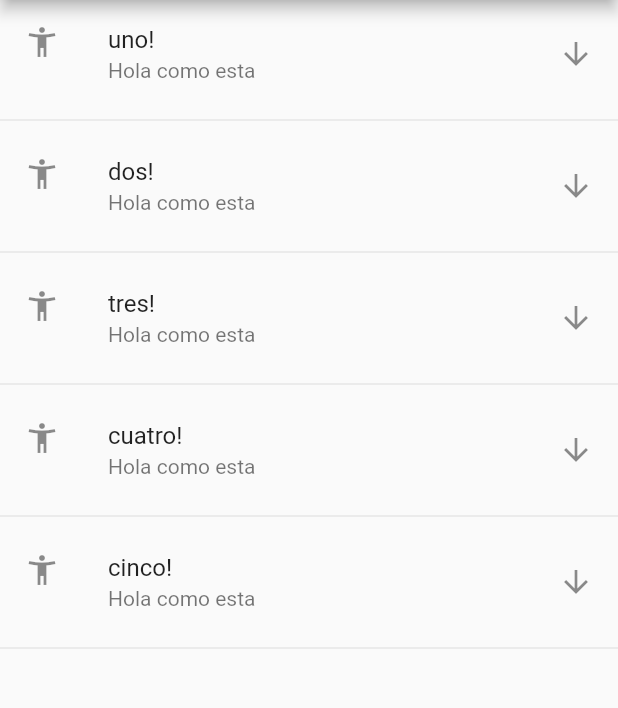
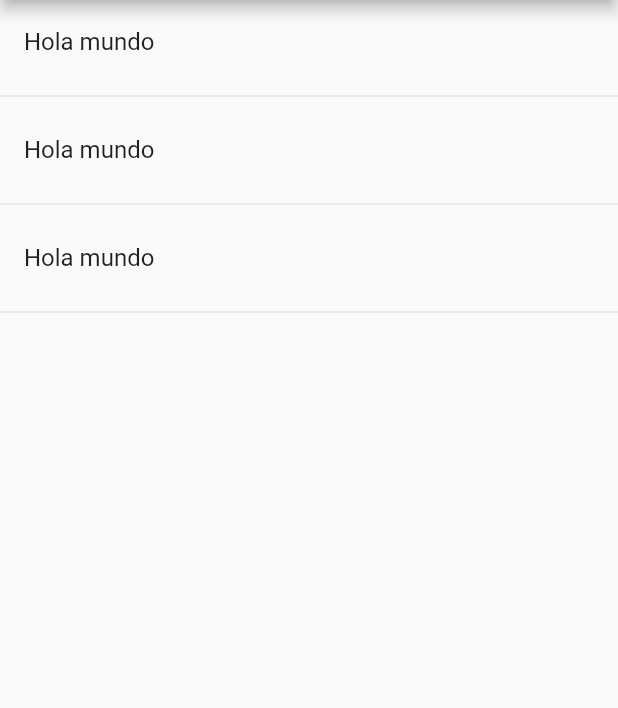
Before and after one commit to goandreus/Travel_Todo, a Flutter app: the screen it shows after launch, on a phone screen of 412 x 824 dp, the part 84-792 px from its top. Run offline on Flutter 3.47's test engine with Material 2 defaults, Android fonts, the phone set to English and light mode, and no system bars.

Commit message:
add homepage

```diff
--- a/lib/main.dart
+++ b/lib/main.dart
@@ -1,4 +1,4 @@
-import 'package:componentes/src/pages/home_temp.dart';
+import 'package:componentes/src/pages/home_page.dart';
 import 'package:flutter/material.dart';
 
 void main() => runApp(MyApp());
@@ -9,7 +9,7 @@ class MyApp extends StatelessWidget {
     return MaterialApp(
       title: 'Material App',
       debugShowCheckedModeBanner: false,
-      home: HomePageTemp()
+      home: HomePage()
 
     );
   }
--- /dev/null
+++ b/lib/src/pages/home_page.dart
@@ -0,0 +1,31 @@
+import 'package:flutter/material.dart';
+
+class HomePage extends StatelessWidget {
+  @override
+  Widget build(BuildContext context) {
+    return Scaffold(
+      appBar: AppBar(
+        title: Text('Componentes'),
+      ),
+      body: _lista(),
+    );
+  }
+  Widget _lista(){
+    return ListView(
+      children: _ListaItems(),
+    );
+
+  }
+
+    List<Widget> _ListaItems(){
+      return[
+        ListTile(title: Text('Hola mundo'),),
+        Divider(),
+        ListTile(title: Text('Hola mundo'),),
+        Divider(),
+        ListTile(title: Text('Hola mundo'),),
+        Divider(),
+
+      ] ;
+    }
+}
--- a/lib/src/pages/home_temp.dart
+++ b/lib/src/pages/home_temp.dart
@@ -41,7 +41,7 @@ List<Widget> _crearItemsCorta(){
             title: Text( item + '!'),
             subtitle: Text('Hola como esta'),
             leading: Icon(Icons.accessibility_new),
-            trailing: Icon(Icons.arrow_downward),
+            trailing: Icon(Icons.arrow_forward),
             onTap: (){},
           ),
           Divider()
```
